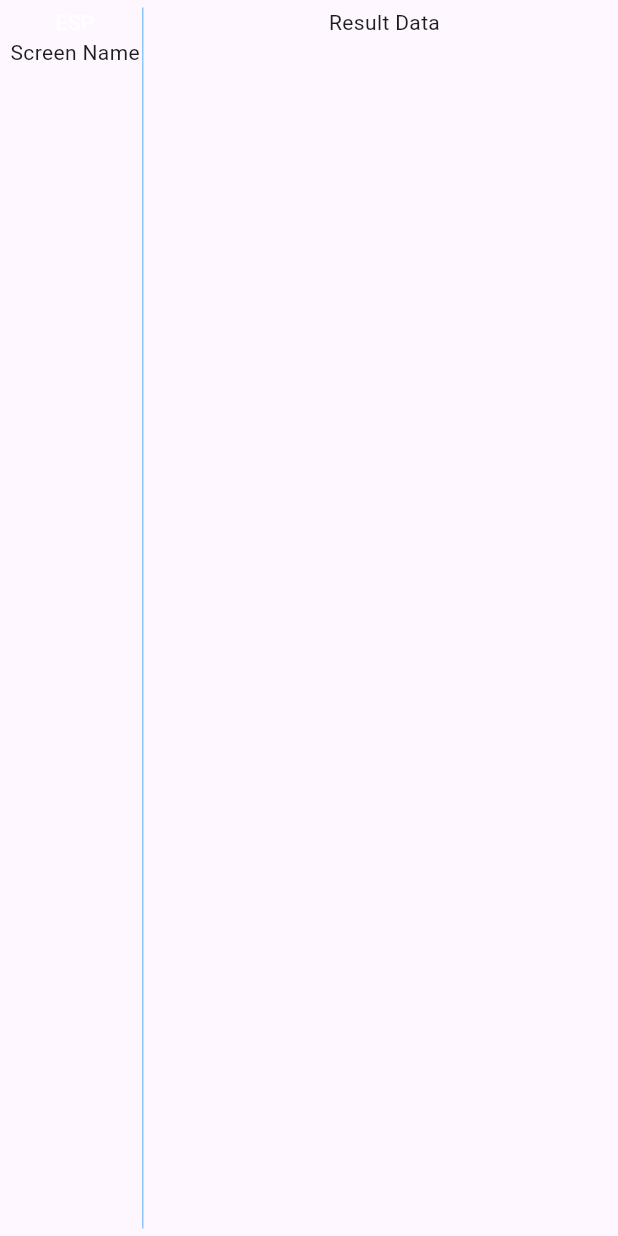
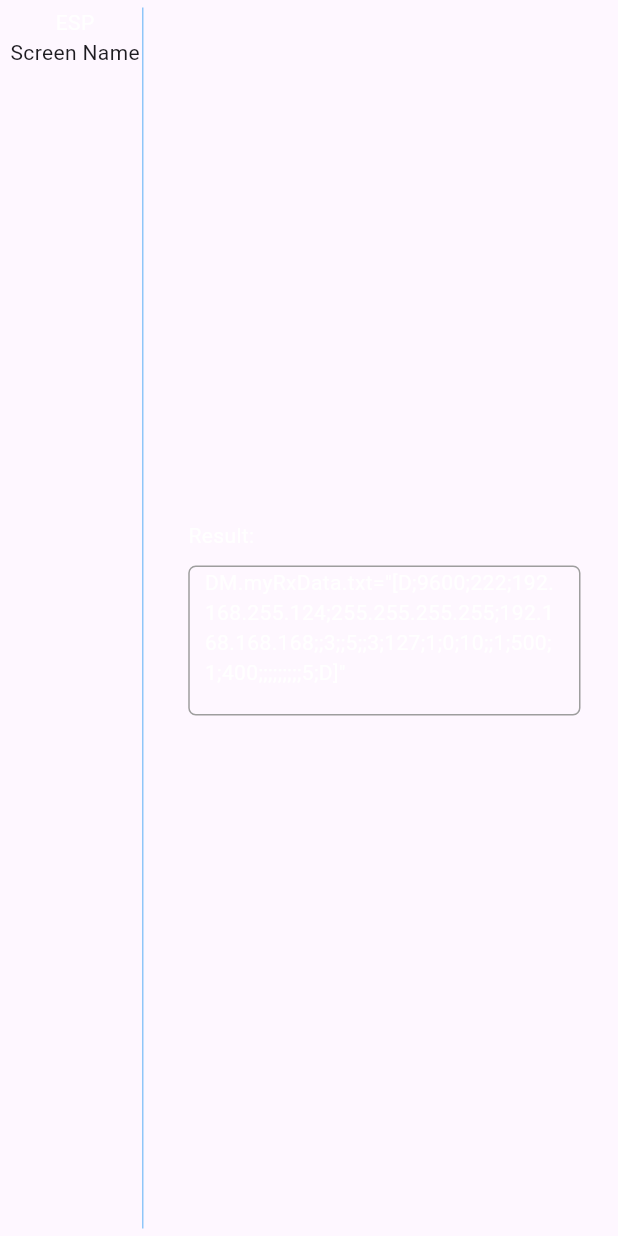
Before and after one commit to jmontero22c/GeneratorCommadCPU, a Flutter app: the screen it shows after launch, on a phone screen of 412 x 824 dp. Run offline on Flutter 3.47's test engine with Material 3 defaults, Android fonts, the phone set to English and light mode, and no system bars.

Commit message:
Scrollabe textbox added

```diff
--- a/lib/Screens/Generator.dart
+++ b/lib/Screens/Generator.dart
@@ -1,6 +1,7 @@
 import 'package:flutter/material.dart';
 import 'package:flutter/widgets.dart';
 import 'package:guardian_commands_creator/utils/GlobalDef.dart';
+import 'package:guardian_commands_creator/utils/colors.dart';
 import 'package:guardian_commands_creator/utils/utils.dart';
 
 class Generator extends StatefulWidget {
@@ -12,6 +13,8 @@ class Generator extends StatefulWidget {
 }
 
 class _GeneratorState extends State<Generator> {
+  TextEditingController _controller = TextEditingController();
+
   @override
   Widget build(BuildContext context) {
     return Scaffold(
@@ -54,9 +57,30 @@ class _GeneratorState extends State<Generator> {
               fit: FlexFit.tight,
               flex: 3,
               child: Container(
-                child: const Column(
+                margin: const EdgeInsets.symmetric(horizontal: 20),
+                child: Column(
+                  mainAxisAlignment: MainAxisAlignment.center,
+                  crossAxisAlignment: CrossAxisAlignment.start,
                   children: [
-                    Text('Result Data')
+                    const Text('Result: ', style: TextStyle(color: Colors.white)),
+                    const SizedBox(height: 10),
+                    Container(
+                      height: 100,
+                      padding: const EdgeInsets.only(left: 10, right: 10, bottom: 10),
+                      decoration: BoxDecoration(
+                        border: Border.all(color: Colors.grey),
+                        borderRadius: BorderRadius.circular(5),
+                      ),
+                      child: const SingleChildScrollView(
+                        child: SelectableText(
+                          'DM.myRxData.txt="[D;9600;222;192.168.255.124;255.255.255.255;192.168.168.168;;3;;5;;3;127;1;0;10;;1;500;1;400;;;;;;;;;5;D]"',
+                          textAlign: TextAlign.left,
+                          style: TextStyle(
+
+                            color: primaryColor
+                          ),
+                        ),
+                      ),                ),
                   ],
                 ),
               ),
```
